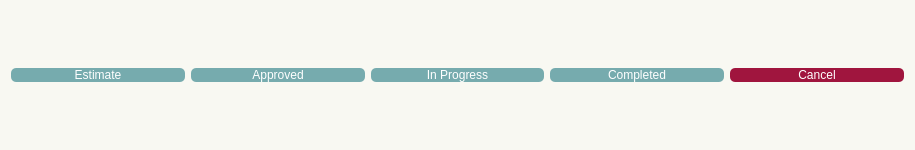
The window that openauto/theme/ro_status_options.ui (winterautollc/OpenAutoCore) describes before a commit, drawn with Qt 5.
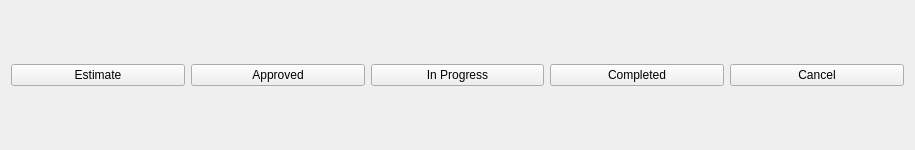
The same window after the commit. Icons and pictures are not drawn.

What changed in the file:
```diff
--- a/openauto/theme/ro_status_options.ui
+++ b/openauto/theme/ro_status_options.ui
@@ -14,25 +14,13 @@
    <string>Form</string>
   </property>
   <property name="styleSheet">
-   <string notr="true">color: #333;
-background-color: #f8f8f2;
-background-image: none;</string>
+   <string notr="true"/>
   </property>
   <layout class="QGridLayout" name="gridLayout">
    <item row="0" column="0">
     <widget class="QPushButton" name="open_button">
      <property name="styleSheet">
-      <string notr="true">QPushButton {
-	border-radius: 5px;
-	color: #fff;
-	background-color: #76ABAE;
-}
-
-QPushButton:hover {
-	background-color: #828786;
-	color: #fff;
-	border-radius: 10px;
-}</string>
+      <string notr="true"/>
      </property>
      <property name="text">
       <string>Estimate</string>
@@ -52,17 +40,7 @@
    <item row="0" column="4">
     <widget class="QPushButton" name="cancel_button">
      <property name="styleSheet">
-      <string notr="true">QPushButton {
-	border-radius: 5px;
-	color: #fff;
-	background-color: #A0153E;
-}
-
-QPushButton:hover {
-	background-color: #C49497;
-	color: #fff;
-	border-radius: 10px;
-}</string>
+      <string notr="true"/>
      </property>
      <property name="text">
       <string>Cancel</string>
@@ -82,17 +60,7 @@
    <item row="0" column="2">
     <widget class="QPushButton" name="in_progress_button">
      <property name="styleSheet">
-      <string notr="true">QPushButton {
-	border-radius: 5px;
-	color: #fff;
-	background-color: #76ABAE;
-}
-
-QPushButton:hover {
-	background-color: #828786;
-	color: #fff;
-	border-radius: 10px;
-}</string>
+      <string notr="true"/>
      </property>
      <property name="text">
       <string>In Progress</string>
@@ -112,17 +80,7 @@
    <item row="0" column="3">
     <widget class="QPushButton" name="completed_button">
      <property name="styleSheet">
-      <string notr="true">QPushButton {
-	border-radius: 5px;
-	color: #fff;
-	background-color: #76ABAE;
-}
-
-QPushButton:hover {
-	background-color: #828786;
-	color: #fff;
-	border-radius: 10px;
-}</string>
+      <string notr="true"/>
      </property>
      <property name="text">
       <string>Completed</string>
@@ -142,17 +100,7 @@
    <item row="0" column="1">
     <widget class="QPushButton" name="approved_button">
      <property name="styleSheet">
-      <string notr="true">QPushButton {
-	border-radius: 5px;
-	color: #fff;
-	background-color: #76ABAE;
-}
-
-QPushButton:hover {
-	background-color: #828786;
-	color: #fff;
-	border-radius: 10px;
-}</string>
+      <string notr="true"/>
      </property>
      <property name="text">
       <string>Approved</string>
```
Left out of the diff: 14 changed lines with no effect on the pictures.
